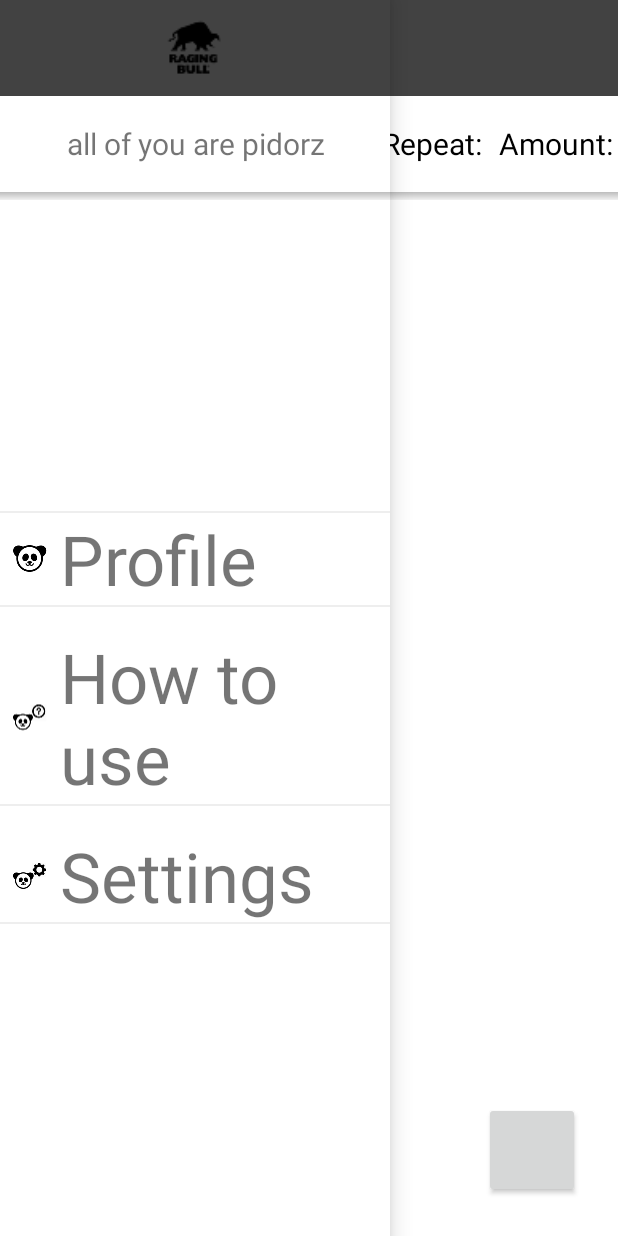
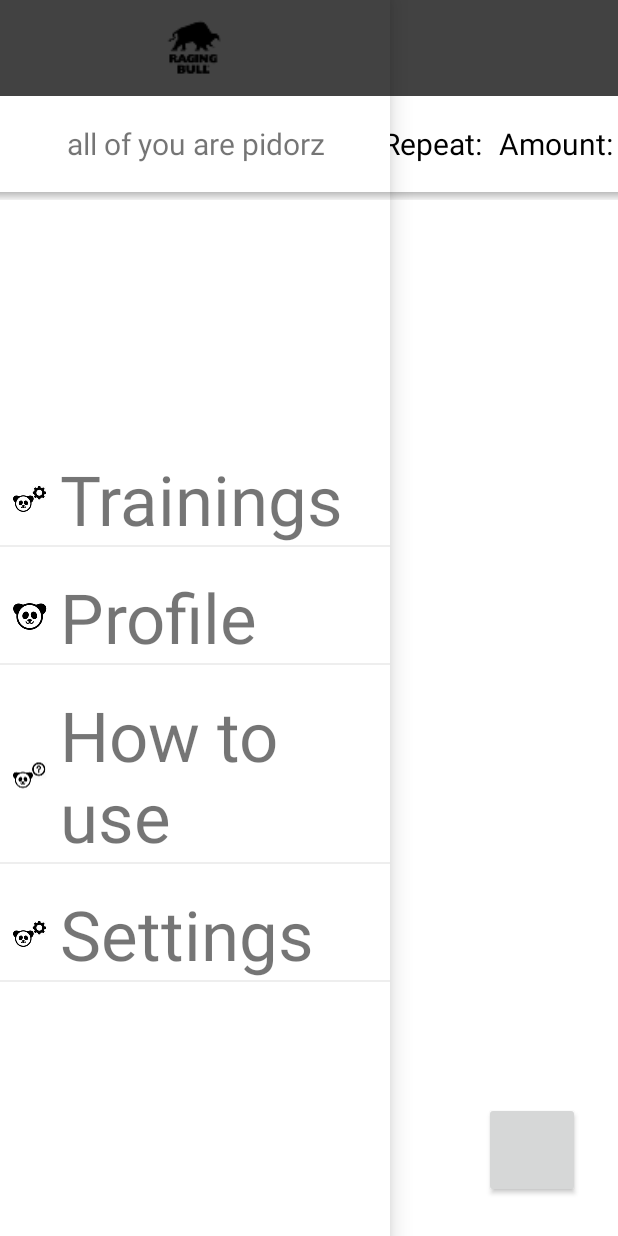
Before and after one commit to DmitryKizama/workokokout, an Android app: the screen it shows after launch (DayActivity), with the side drawer open, on a phone screen of 412 x 824 dp. Run offline under Robolectric (Android 15) with nearby library versions, the phone set to English and light mode, and no system bars; libraries missing offline, so code that uses them is left out: com.activeandroid, com.astuetz, mehdi.sakout.fancybuttons; plain views replace FancyButton, PagerSlidingTabStrip; 9 statements that could not run were skipped.

Commit message:
full working menu

```diff
--- a/app/src/main/AndroidManifest.xml
+++ b/app/src/main/AndroidManifest.xml
@@ -21,7 +21,7 @@
             android:name="AA_MODELS"
             android:value="tony.workout.data.InputData" />
 
-        <activity android:name=".activity.MainActivity" />
+        <activity android:name=".activity.menu.ActivityHowToUse" />
 
         <activity android:name=".activity.DayActivity">
             <intent-filter>
--- a/app/src/main/java/tony/workout/activity/DayActivity.java
+++ b/app/src/main/java/tony/workout/activity/DayActivity.java
@@ -1,7 +1,6 @@
 package tony.workout.activity;
 
 import android.graphics.Color;
-import android.graphics.drawable.ColorDrawable;
 import android.os.Build;
 import android.os.Bundle;
 import android.support.v4.app.ActionBarDrawerToggle;
@@ -25,6 +24,7 @@ import java.util.Calendar;
 
 import mehdi.sakout.fancybuttons.FancyButton;
 import tony.workout.R;
+import tony.workout.activity.menu.Menu;
 import tony.workout.helper.AnimationAddButton;
 import tony.workout.helper.Constant;
 
@@ -42,6 +42,7 @@ public class DayActivity extends AppCompatActivity implements StartDialog.Dialog
     private Animation anim;
     //    private DayFragment dayFragment;
     private ViewGroup ll;
+
 
     @Override
     protected void onCreate(Bundle savedInstanceState) {
--- a/app/src/main/java/tony/workout/activity/Menu.java
+++ b/app/src/main/java/tony/workout/activity/menu/Menu.java
@@ -1,8 +1,11 @@
-package tony.workout.activity;
+package tony.workout.activity.menu;
 
 import android.app.Activity;
+import android.content.Intent;
 import android.os.Bundle;
 import android.support.v4.app.Fragment;
+import android.support.v4.app.FragmentManager;
+import android.support.v4.view.GravityCompat;
 import android.support.v4.widget.DrawerLayout;
 import android.view.LayoutInflater;
 import android.view.View;
@@ -10,15 +13,16 @@ import android.view.ViewGroup;
 import android.widget.LinearLayout;
 
 import tony.workout.R;
+import tony.workout.activity.DayActivity;
 
 
-public class Menu extends Fragment implements SettingsDialog.MenuListener{
+public class Menu extends Fragment implements SettingsDialog.MenuListener {
 
     private DrawerLayout mDrawerLayout;
     private View mFragmentContainerView;
     private View parentView;
 
-    private LinearLayout tvSettings, tvProfile, tvHowToUse;
+    private LinearLayout tvSettings, tvProfile, tvHowToUse, tvTrainings;
 
     @Override
     public void onApplyClicked(int position) {
@@ -31,7 +35,13 @@ public class Menu extends Fragment implements SettingsDialog.MenuListener{
     @Override
     public void onCreate(Bundle savedInstanceState) {
         super.onCreate(savedInstanceState);
-
+        FragmentManager fm = getFragmentManager();
+        fm.addOnBackStackChangedListener(new FragmentManager.OnBackStackChangedListener() {
+            @Override
+            public void onBackStackChanged() {
+                getActivity().finish();
+            }
+        });
     }
 
     @Override
@@ -47,16 +57,23 @@ public class Menu extends Fragment implements SettingsDialog.MenuListener{
     }
 
     @Override
-    public View onCreateView(LayoutInflater inflater, ViewGroup container, Bundle savedInstanceState) {
+    public View onCreateView(final LayoutInflater inflater, ViewGroup container, Bundle savedInstanceState) {
         parentView = inflater.inflate(R.layout.menu, container, false);
         tvHowToUse = (LinearLayout) parentView.findViewById(R.id.tvInfoInMenu);
         tvSettings = (LinearLayout) parentView.findViewById(R.id.tvSettingsInMenu);
         tvProfile = (LinearLayout) parentView.findViewById(R.id.tvProfileInMenu);
+        tvTrainings = (LinearLayout) parentView.findViewById(R.id.tvTrainingInMenu);
 
         tvHowToUse.setOnClickListener(new View.OnClickListener() {
             @Override
             public void onClick(View v) {
-
+                if (getActivity().getClass() == ActivityHowToUse.class) {
+                    mDrawerLayout.closeDrawer(GravityCompat.START);
+                } else {
+                    Intent intent = new Intent(getContext(), ActivityHowToUse.class);
+                    startActivity(intent);
+                    getActivity().finish();
+                }
             }
         });
 
@@ -72,6 +89,19 @@ public class Menu extends Fragment implements SettingsDialog.MenuListener{
             @Override
             public void onClick(View v) {
 
+            }
+        });
+
+        tvTrainings.setOnClickListener(new View.OnClickListener() {
+            @Override
+            public void onClick(View v) {
+                if (getActivity().getClass() == DayActivity.class) {
+                    mDrawerLayout.closeDrawer(GravityCompat.START);
+                } else {
+                    Intent intent = new Intent(getContext(), DayActivity.class);
+                    startActivity(intent);
+                    getActivity().finish();
+                }
             }
         });
 
@@ -96,6 +126,7 @@ public class Menu extends Fragment implements SettingsDialog.MenuListener{
         mDrawerLayout = drawerLayout;
     }
 
+
     @Override
     public void onDestroy() {
         super.onDestroy();
--- a/app/src/main/java/tony/workout/activity/SettingsDialog.java
+++ b/app/src/main/java/tony/workout/activity/menu/SettingsDialog.java
@@ -1,4 +1,4 @@
-package tony.workout.activity;
+package tony.workout.activity.menu;
 
 import android.app.Dialog;
 import android.content.Context;
--- a/app/src/main/res/layout/day_activity.xml
+++ b/app/src/main/res/layout/day_activity.xml
@@ -131,8 +131,6 @@
                 android:id="@+id/pager"
                 android:layout_width="match_parent"
                 android:layout_height="match_parent"
-                android:paddingRight="25dp"
-                android:paddingLeft="25dp"
                 android:layout_below="@+id/tabs"
                 android:background="@color/background_color">
 
@@ -161,7 +159,7 @@
 
     <fragment
         android:id="@+id/navigation_drawer"
-        class="tony.workout.activity.Menu"
+        class="tony.workout.activity.menu.Menu"
         android:layout_width="@dimen/navdrawer_width"
         android:layout_height="match_parent"
         android:layout_gravity="start"
--- a/app/src/main/res/layout/item.xml
+++ b/app/src/main/res/layout/item.xml
@@ -56,7 +56,7 @@
     <!-- Surface View Start -->
 
     <LinearLayout
-        android:id="@+id/top_layout_in_item"
+
         android:layout_width="match_parent"
         android:layout_height="match_parent"
         android:orientation="vertical"
@@ -64,6 +64,7 @@
 
 
         <LinearLayout
+            android:id="@+id/top_layout_in_item"
             android:layout_width="match_parent"
             android:layout_height="0dp"
             android:layout_weight="1"
--- a/app/src/main/res/layout/menu.xml
+++ b/app/src/main/res/layout/menu.xml
@@ -36,11 +36,34 @@
                 android:layout_height="wrap_content"
                 android:layout_gravity="center"
                 android:orientation="vertical"
-                android:weightSum="6">
+                android:weightSum="8">
+
+
+                <LinearLayout
+                    android:id="@+id/tvTrainingInMenu"
+                    android:layout_width="match_parent"
+                    android:layout_height="0dp"
+                    android:layout_weight="2"
+                    android:orientation="horizontal">
+
+                    <ImageView
+                        android:layout_width="wrap_content"
+                        android:layout_height="match_parent"
+                        android:src="@mipmap/ic_panda_settings" />
+
+                    <TextView
+                        android:layout_width="match_parent"
+                        android:layout_height="wrap_content"
+                        android:text="Trainings"
+                        android:textSize="@dimen/text_size_in_menu" />
+
+
+                </LinearLayout>
 
                 <TextView
                     android:layout_width="match_parent"
                     android:layout_height="1dp"
+                    android:layout_marginBottom="@dimen/activity_horizontal_margin"
                     android:background="@color/color_tv_under_item" />
 
                 <LinearLayout
@@ -113,7 +136,9 @@
                         android:text="Settings"
                         android:textSize="@dimen/text_size_in_menu" />
 
+
                 </LinearLayout>
+
 
                 <TextView
                     android:layout_width="match_parent"
```
Also changed, not shown: app/src/main/java/tony/workout/activity/menu/ActivityHowToUse.java (added, +108 -0 lines), app/src/main/java/tony/workout/activity/menu/ScreenSlidePageFragmentInHowToUse.java (added, +52 -0 lines), app/src/main/java/tony/workout/adapters/TraningAdapter.java (+45 -4 lines), app/src/main/res/layout/activity_for_how_to_use.xml (added, +54 -0 lines), app/src/main/res/layout/how_to_use_one.xml (renamed from app/src/main/res/layout/how_to_use.xml, +3 -4 lines), app/src/main/res/layout/how_to_use_three.xml (added, +13 -0 lines), app/src/main/res/layout/how_to_use_two.xml (added, +13 -0 lines).
